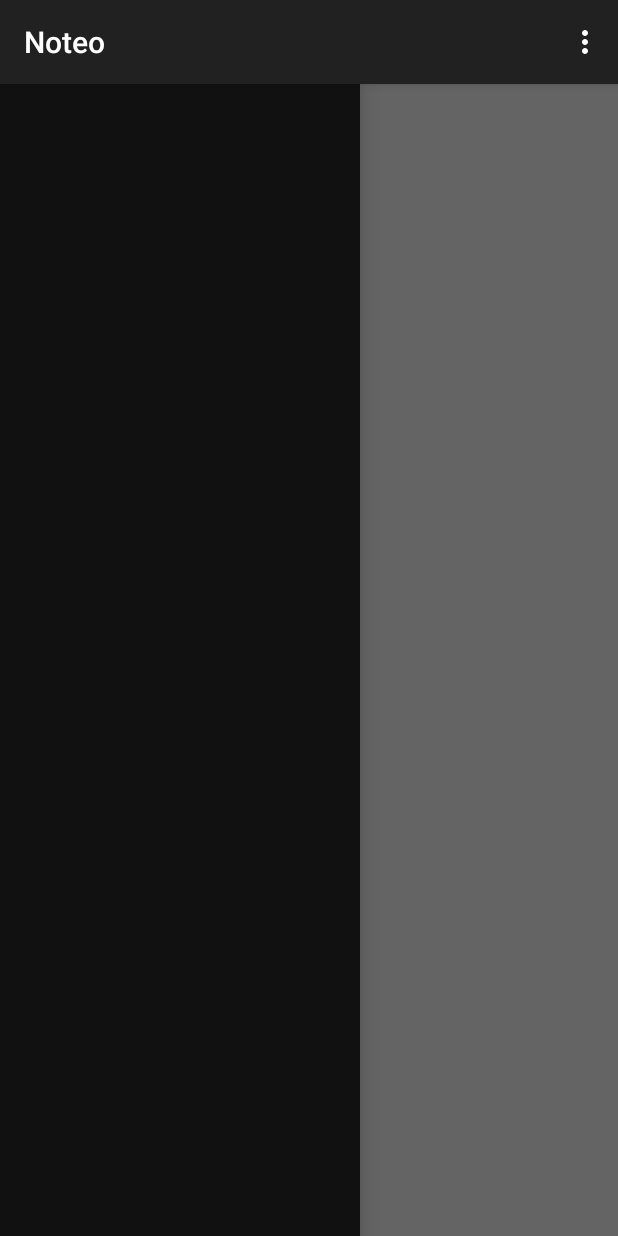
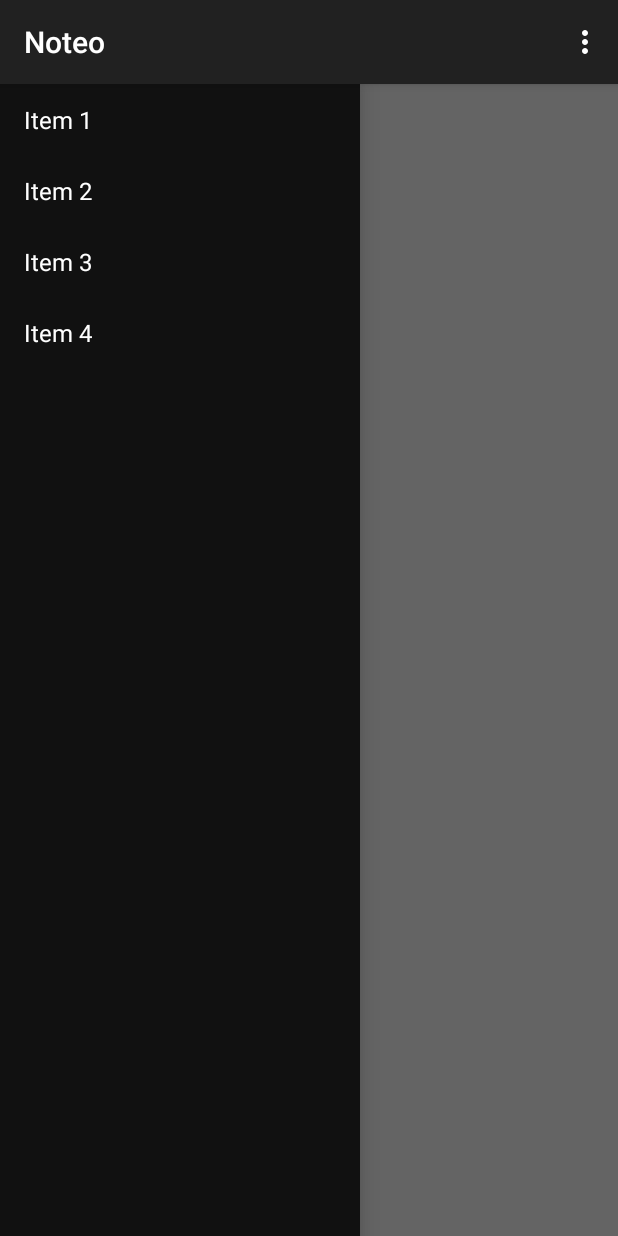
Before and after one commit to themorgs/Noteo, an Android app: the screen it shows after launch (MainActivity), with the side drawer open, on a phone screen of 412 x 824 dp. Run offline under Robolectric (Android 15) with nearby library versions, the phone set to English and light mode, and no system bars.

Commit message:
Added Menu Items

```diff
--- a/app/src/main/java/com/example/themorgs/noteo/MainActivity.java
+++ b/app/src/main/java/com/example/themorgs/noteo/MainActivity.java
@@ -1,16 +1,40 @@
 package com.example.themorgs.noteo;
 
+import android.support.v4.widget.DrawerLayout;
 import android.support.v7.app.AppCompatActivity;
 import android.os.Bundle;
 import android.view.Menu;
 import android.view.MenuItem;
+import android.view.View;
+import android.widget.AdapterView;
+import android.widget.ArrayAdapter;
+import android.widget.ListView;
+import android.widget.TextView;
 
 public class MainActivity extends AppCompatActivity {
+
+    private String[] mMenuItems;
+    private DrawerLayout mDrawerLayout;
+    private ListView mDrawerList;
+
+    private CharSequence mDrawerTitle;
+    private CharSequence mTitle;
 
     @Override
     protected void onCreate(Bundle savedInstanceState) {
         super.onCreate(savedInstanceState);
         setContentView(R.layout.activity_main);
+
+        mTitle = mDrawerTitle = getTitle();
+        mMenuItems = getResources().getStringArray(R.array.menu_items);
+        mDrawerLayout = (DrawerLayout) findViewById(R.id.drawer_layout);
+        mDrawerList = (ListView) findViewById(R.id.left_drawer);
+
+        // Set the adapter for the list view
+        mDrawerList.setAdapter(new ArrayAdapter<String>(this,
+                R.layout.drawer_list_item, mMenuItems));
+        // Set the list's click listener
+        mDrawerList.setOnItemClickListener(new DrawerItemClickListener());
     }
 
 
@@ -35,4 +59,31 @@ public class MainActivity extends AppCompatActivity {
 
         return super.onOptionsItemSelected(item);
     }
+
+    private class DrawerItemClickListener implements ListView.OnItemClickListener {
+        @Override
+        public void onItemClick(AdapterView parent, View view, int position, long id) {
+            selectItem(position);
+        }
+    }
+
+    /** Swaps fragments in the main content view */
+    private void selectItem(int position) {
+
+        // Highlight the selected item, update the title, and close the drawer
+        mDrawerList.setItemChecked(position, true);
+        //setTitle(mMenuItems[position]);
+        mDrawerLayout.closeDrawer(mDrawerList);
+
+        TextView tv = (TextView) findViewById(R.id.selectedText);
+
+        tv.setText("Selected");
+    }
+
+    @Override
+    public void setTitle(CharSequence title) {
+        mTitle = title;
+        getActionBar().setTitle(mTitle);
+    }
+
 }
--- /dev/null
+++ b/app/src/main/res/layout/drawer_list_item.xml
@@ -0,0 +1,12 @@
+<?xml version="1.0" encoding="utf-8"?>
+<TextView xmlns:android="http://schemas.android.com/apk/res/android"
+    android:id="@android:id/text1"
+    android:layout_width="match_parent"
+    android:layout_height="wrap_content"
+    android:textAppearance="?android:attr/textAppearanceListItemSmall"
+    android:gravity="center_vertical"
+    android:paddingLeft="16dp"
+    android:paddingRight="16dp"
+    android:textColor="#fff"
+    android:background="?android:attr/activatedBackgroundIndicator"
+    android:minHeight="?android:attr/listPreferredItemHeightSmall"/>
--- a/app/src/main/res/layout/fragment_main.xml
+++ b/app/src/main/res/layout/fragment_main.xml
@@ -5,7 +5,9 @@
     android:paddingTop="@dimen/activity_vertical_margin"
     android:paddingBottom="@dimen/activity_vertical_margin" tools:context=".MainActivityFragment">
 
-    <TextView android:text="@string/hello_world" android:layout_width="wrap_content"
+    <TextView android:id="@+id/selectedText"
+        android:text="@string/hello_world"
+        android:layout_width="wrap_content"
         android:layout_height="wrap_content" />
 
 </RelativeLayout>
--- /dev/null
+++ b/app/src/main/res/values/menuitems.xml
@@ -0,0 +1,9 @@
+<?xml version="1.0" encoding="utf-8"?>
+<resources>
+    <string-array name="menu_items">
+        <item>Item 1</item>
+        <item>Item 2</item>
+        <item>Item 3</item>
+        <item>Item 4</item>
+    </string-array>
+</resources>
```
